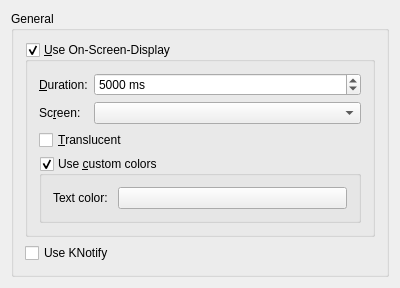
KDE/amarok, file src/configdialog/dialogs/NotificationsConfig.ui: the form before one commit.
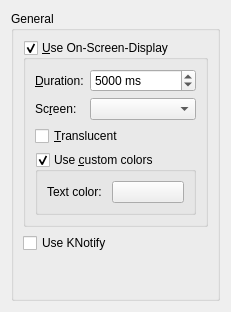
The form after the commit. Custom widgets are drawn as their Qt base class.

Commit message: Normalize setting pages, step 2. Removed some obsolete code in the ui files which wasnt editable by qt-designer.

```diff
--- a/src/configdialog/dialogs/NotificationsConfig.ui
+++ b/src/configdialog/dialogs/NotificationsConfig.ui
@@ -6,24 +6,11 @@
    <rect>
     <x>0</x>
     <y>0</y>
-    <width>400</width>
-    <height>280</height>
+    <width>229</width>
+    <height>312</height>
    </rect>
   </property>
-  <layout class="QGridLayout" name="gridLayout_2">
-   <item row="1" column="0">
-    <spacer name="verticalSpacer">
-     <property name="orientation">
-      <enum>Qt::Vertical</enum>
-     </property>
-     <property name="sizeHint" stdset="0">
-      <size>
-       <width>20</width>
-       <height>0</height>
-      </size>
-     </property>
-    </spacer>
-   </item>
+  <layout class="QGridLayout" name="rootLayout">
    <item row="0" column="0">
     <widget class="QGroupBox" name="groupBox">
      <property name="title">
@@ -229,12 +216,24 @@
         </property>
        </widget>
       </item>
+      <item row="2" column="0">
+       <spacer name="spacer">
+        <property name="orientation">
+         <enum>Qt::Vertical</enum>
+        </property>
+        <property name="sizeHint" stdset="0">
+         <size>
+          <width>20</width>
+          <height>40</height>
+         </size>
+        </property>
+       </spacer>
+      </item>
      </layout>
     </widget>
    </item>
   </layout>
  </widget>
- <layoutdefault spacing="6" margin="11"/>
  <customwidgets>
   <customwidget>
    <class>KComboBox</class>
```
The commit also changes 4 other files.
